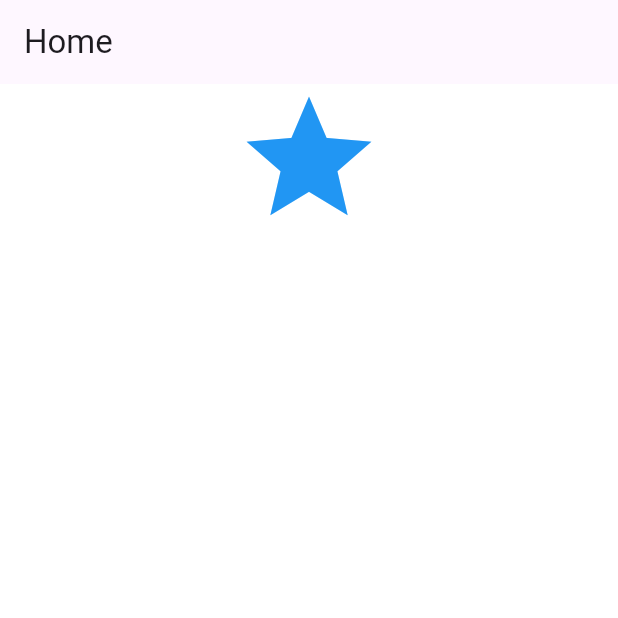
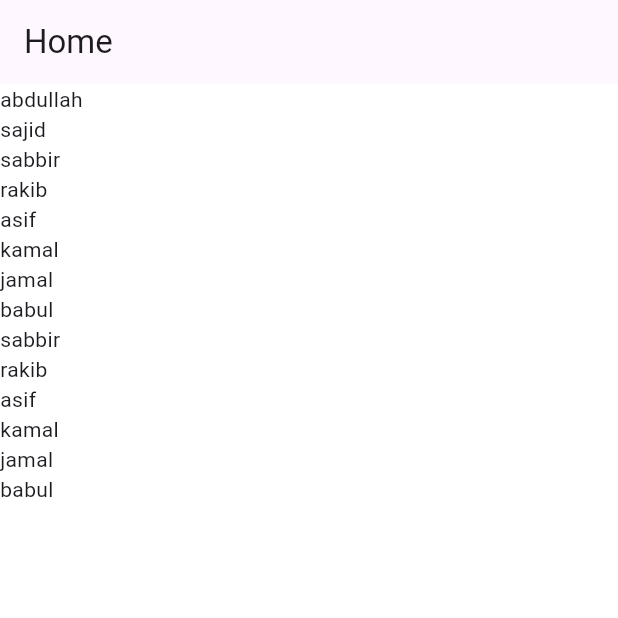
Before and after one commit to abdullah5341/flutter, a Flutter app: the screen it shows after launch, on a phone screen of 412 x 824 dp, the top half of it. Run offline on Flutter 3.47's test engine with Material 3 defaults, Android fonts, the phone set to English and light mode, and no system bars.

Commit message:
todays work wednesday 1 oct

```diff
--- a/lib/interface/home_screen.dart
+++ b/lib/interface/home_screen.dart
@@ -1,7 +1,30 @@
 import 'package:flutter/material.dart';
 
-class HomeScreen extends StatelessWidget {
+class HomeScreen extends StatefulWidget {
   const HomeScreen({super.key});
+
+  @override
+  State<HomeScreen> createState() => _HomeScreenState();
+}
+
+class _HomeScreenState extends State<HomeScreen> {
+  List<String> dostoKiList = [
+    "abdullah",
+    "sajid",
+    "sabbir",
+    "rakib",
+    "asif",
+    "kamal",
+    "jamal",
+    "babul",
+    "sabbir",
+    "rakib",
+    "asif",
+    "kamal",
+    "jamal",
+    "babul"
+  ];
+  ScrollController meraScrollController = ScrollController();
 
   @override
   Widget build(BuildContext context) {
@@ -10,16 +33,13 @@ class HomeScreen extends StatelessWidget {
       appBar: AppBar(
         title: const Text("Home"),
       ),
-      body: Center(
-        child: Column(
-          children: [
-            Icon(
-              Icons.star,
-              color: Colors.blue,
-              size: 100,
-            ),
-          ],
-        ),
+      body: ListView.builder(
+        itemCount: dostoKiList.length,
+        itemBuilder: (context, index) {
+          return Text(
+            dostoKiList[index],
+          );
+        },
       ),
     );
   }
```
